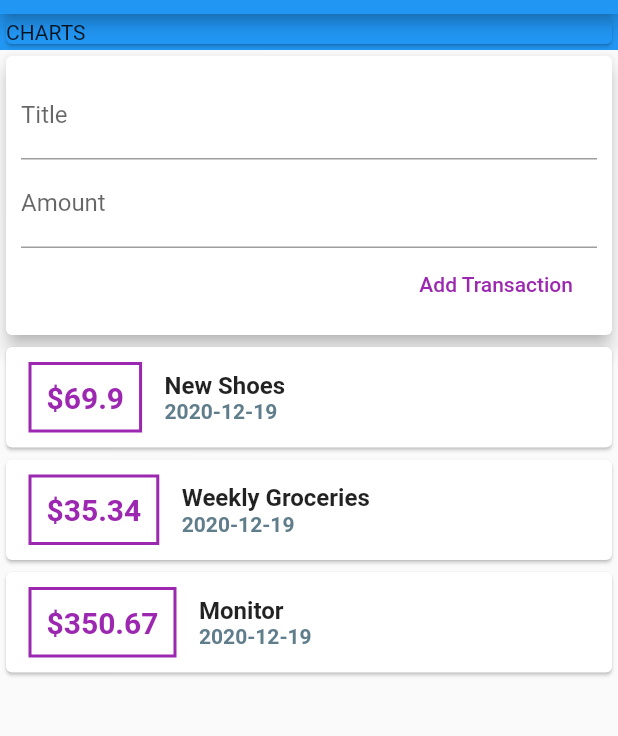
After one commit to gMakaroglou/expenses_app, a Flutter app: the screen it shows after launch, on a phone screen of 412 x 824 dp, the part 70-806 px from its top. The commit adds this screen. Run offline on Flutter 3.47's test engine with Material 2 defaults, Android fonts, the phone set to English and light mode, and no system bars.

Commit message:
Dynamic Transaction List with Lifting State Up

```diff
--- /dev/null
+++ b/lib/widgets/new_transaction.dart
@@ -0,0 +1,41 @@
+import 'package:flutter/material.dart';
+
+class NewTransaction extends StatelessWidget {
+  final Function addNewTX;
+  final titleController = TextEditingController();
+  final amountController = TextEditingController();
+  NewTransaction(this.addNewTX);
+  @override
+  Widget build(BuildContext context) {
+    return             Card(
+      elevation: 5,
+      child:
+      Container(
+        padding: EdgeInsets.all(10.0),
+        child: Column(
+          crossAxisAlignment: CrossAxisAlignment.end,
+          children: [
+            TextField(
+              decoration: InputDecoration(
+                labelText: "Title",
+              ),
+              // onChanged: (val) => {titleInput = val},
+              controller: titleController,
+            ),
+            TextField(
+              decoration: InputDecoration(
+                labelText: "Amount",
+              ),
+              // onChanged: (val) => {amountInput = val},
+              controller: amountController,
+            ),
+            FlatButton(
+                textColor: Colors.purple,
+                child: Text('Add Transaction'),
+                onPressed: ()=>addNewTX(titleController.text,double.parse(amountController.text)))
+          ],
+        ),
+      ),
+    );
+  }
+}
--- a/lib/widgets/transaction_list.dart
+++ b/lib/widgets/transaction_list.dart
@@ -1,35 +1,35 @@
 import 'package:flutter/material.dart';
 import 'package:intl/intl.dart';
 import 'package:personal_expenses_app/models/transaction.dart';
-class TransactionList extends StatefulWidget {
-  @override
-  _TransactionListState createState() => _TransactionListState();
-}
-
-class _TransactionListState extends State<TransactionList> {
-  String titleInput;
-
-  String amountInput;
-
-  final titleController = TextEditingController();
-
-  final amountController = TextEditingController();
-
-  final List<Transaction> _userTransactions = [
-    Transaction(id: 't1',
-        title: 'New Shoes',
-        amount: 69.9,
-        date: DateTime.now()),
-    Transaction(id: 't2',
-        title: 'Weekly Groceries',
-        amount: 35.34,
-        date: DateTime.now())
-  ];
-
+class TransactionList extends StatelessWidget {
+  // String titleInput;
+  //
+  // String amountInput;
+  //
+  // final titleController = TextEditingController();
+  //
+  // final amountController = TextEditingController();
+  //
+  // final List<Transaction> _userTransactions = [
+  //   Transaction(id: 't1',
+  //       title: 'New Shoes',
+  //       amount: 69.9,
+  //       date: DateTime.now()),
+  //   Transaction(id: 't2',
+  //       title: 'Weekly Groceries',
+  //       amount: 35.34,
+  //       date: DateTime.now()),
+  //   Transaction(id: 't3',
+  //       title: 'Monitor',
+  //       amount: 350.67,
+  //       date: DateTime.now())
+  // ];
+  final List<Transaction> transactions;
+  TransactionList(this.transactions);
   @override
   Widget build(BuildContext context) {
     return             Column(
-      children : _userTransactions.map((tx){
+      children : transactions.map((tx){
         return Card(
           child:
           Row(
--- /dev/null
+++ b/lib/widgets/user_transaction.dart
@@ -0,0 +1,43 @@
+import 'package:flutter/material.dart';
+import 'package:personal_expenses_app/models/transaction.dart';
+import 'package:personal_expenses_app/widgets/new_transaction.dart';
+import 'package:personal_expenses_app/widgets/transaction_list.dart';
+
+class UserTransactions extends StatefulWidget {
+  @override
+  _UserTransactionsState createState() => _UserTransactionsState();
+}
+
+class _UserTransactionsState extends State<UserTransactions> {
+  final List<Transaction> _userTransactions = [
+    Transaction(id: 't1',
+        title: 'New Shoes',
+        amount: 69.9,
+        date: DateTime.now()),
+    Transaction(id: 't2',
+        title: 'Weekly Groceries',
+        amount: 35.34,
+        date: DateTime.now()),
+    Transaction(id: 't3',
+        title: 'Monitor',
+        amount: 350.67,
+        date: DateTime.now())
+  ];
+  void _addNewTransaction(
+      String title,double amount){
+    final newTx = Transaction(title: title,amount: amount,date: DateTime.now(),id: DateTime.now().toString());
+    setState(() {
+      _userTransactions.add(newTx);
+    });
+  }
+  @override
+  Widget build(BuildContext context) {
+    return Column(
+     children: [
+       NewTransaction(_addNewTransaction),
+       TransactionList(_userTransactions),
+
+     ],
+    );
+  }
+}
```
Also changed, not shown: lib/widgets/basic_structure.dart (+4 -77 lines).
